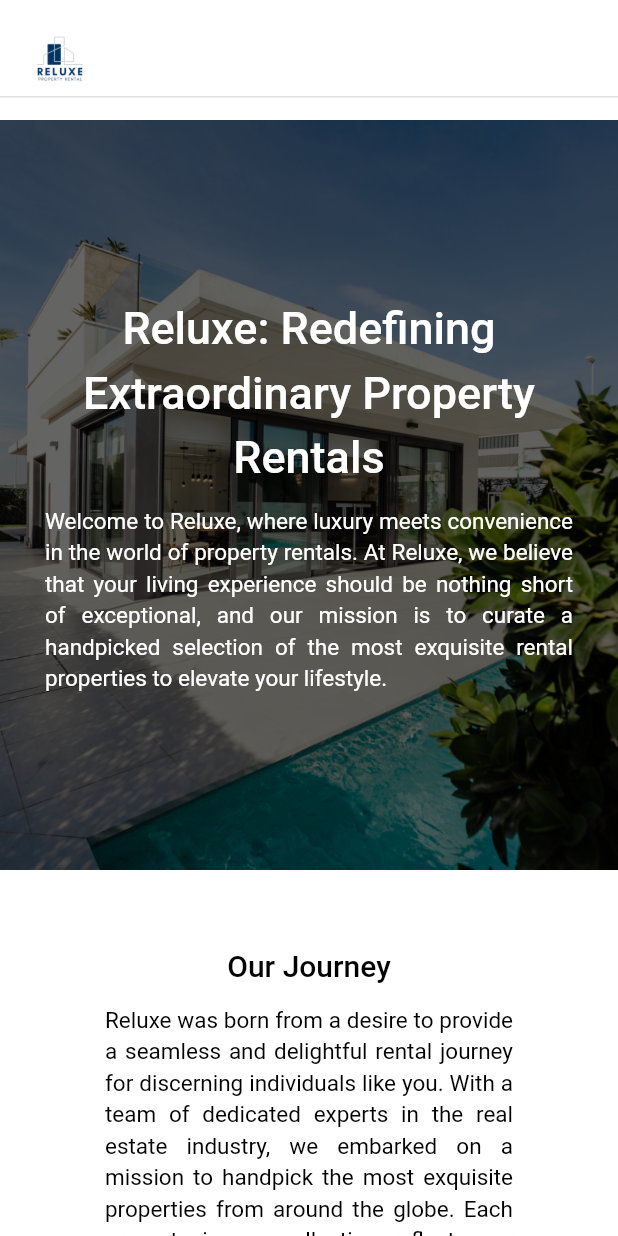
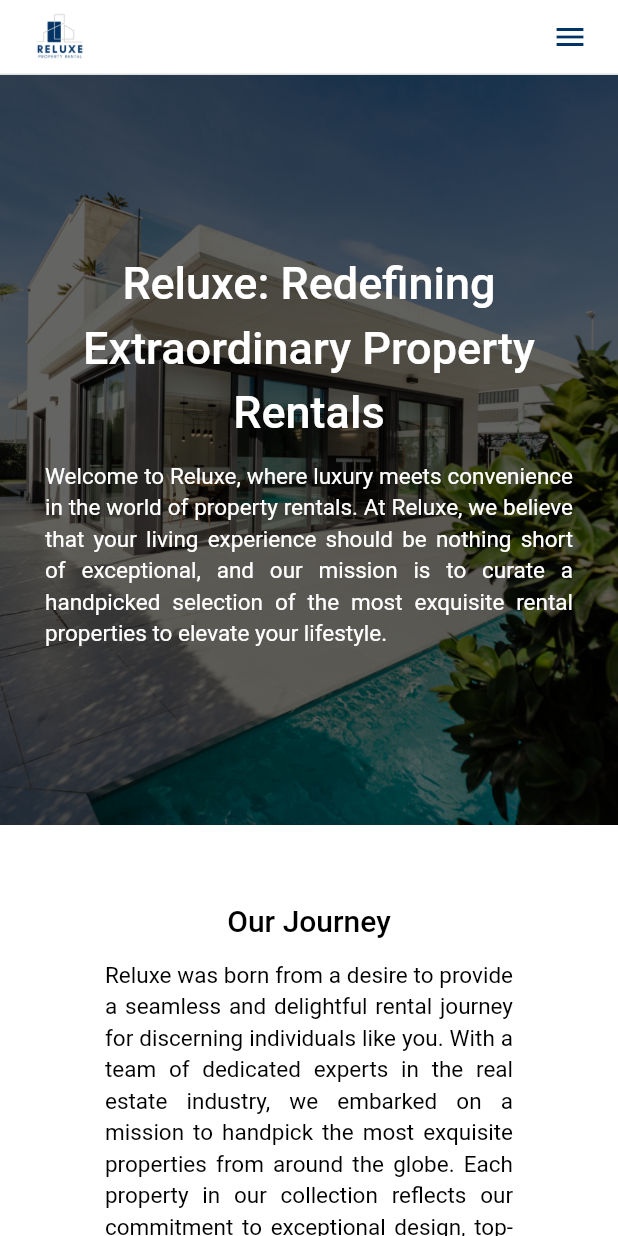
Before and after one commit to nkcardel/reluxe_website, a Flutter app: the AboutPage screen opened by its route, on a phone screen of 412 x 824 dp. Run offline on Flutter 3.47's test engine with Material 2 defaults, Android fonts, the light colour scheme and no system bars; drawn by our look-alikes of dropdown_button2; our stand-ins replace flutter_svg, go_router, shared_preferences; accounts and stored records are empty.

Commit message:
mobile navbar

```diff
--- a/lib/constants.dart
+++ b/lib/constants.dart
@@ -55,7 +55,7 @@
   backgroundColor: MaterialStateProperty.all<Color>(Colors.transparent),
   shape: MaterialStateProperty.all<RoundedRectangleBorder>(
     RoundedRectangleBorder(
-      borderRadius: BorderRadius.circular(5), // Set the corner radius
+      borderRadius: BorderRadius.circular(8), // Set the corner radius
     ),
   ),
   side: MaterialStateProperty.all<BorderSide>(
--- a/lib/navbar.dart
+++ b/lib/navbar.dart
@@ -1,5 +1,6 @@
 // ignore_for_file: prefer_const_constructors
 
+import 'package:dropdown_button2/dropdown_button2.dart';
 import 'package:flutter/material.dart';
 import 'package:go_router/go_router.dart';
 import 'package:provider/provider.dart';
@@ -21,7 +22,8 @@
 
   @override
   Widget build(BuildContext context) {
-    final provider = Provider.of<NavBarProvider>(context);
+    double w = MediaQuery.of(context).size.width;
+    double h = MediaQuery.of(context).size.height;
     return Container(
       height: Responsive.isDesktop(context) ? 80 : 50,
       decoration: BoxDecoration(
@@ -45,7 +47,11 @@
                 height: Responsive.isDesktop(context) ? 70 : 40,
               ),
             ),
-            if (!Responsive.isMobile(context)) navBarItems(),
+            Responsive.isDesktop(context)
+                ? navBarItems()
+                : Responsive.isTablet(context)
+                    ? subMenu(w, h)
+                    : subMenu(w, h),
           ],
         ),
       ),
@@ -137,4 +143,119 @@
       ),
     );
   }
+
+  Widget subMenu(double width, double height) {
+    return DropdownButtonHideUnderline(
+      child: DropdownButton2(
+        customButton: const Icon(
+          Icons.menu,
+          color: blueColor,
+        ),
+        items: [
+          ...SubMenuItems.firstItems.map(
+            (item) => DropdownMenuItem<SubMenuItem>(
+              value: item,
+              child: SubMenuItems.buildItem(item, context),
+            ),
+          ),
+          const DropdownMenuItem<Widget>(
+              enabled: false, child: SizedBox(height: 0)),
+          ...SubMenuItems.secondItems.map(
+            (item) => DropdownMenuItem<SubMenuItem>(
+              value: item,
+              child: SubMenuItems.buildItem(item, context),
+            ),
+          ),
+          const DropdownMenuItem<Widget>(
+              enabled: false, child: SizedBox(height: 0)),
+        ],
+        onChanged: (value) {
+          SubMenuItems.onChanged(context, value! as SubMenuItem);
+        },
+        dropdownStyleData: DropdownStyleData(
+          width: width,
+          padding: const EdgeInsets.symmetric(vertical: 6),
+          decoration: BoxDecoration(
+            borderRadius: BorderRadius.circular(4),
+            color: Colors.white, //Colors.blue.shade900,
+          ),
+          offset: const Offset(0, -15),
+        ),
+        menuItemStyleData: MenuItemStyleData(
+          customHeights: [
+            ...List<double>.filled(SubMenuItems.firstItems.length, 48),
+            10,
+            ...List<double>.filled(SubMenuItems.secondItems.length, 48),
+            15,
+          ],
+          padding: const EdgeInsets.only(left: 16, right: 16),
+        ),
+      ),
+    );
+  }
 }
+
+class SubMenuItem {
+  const SubMenuItem({
+    required this.text,
+  });
+
+  final String text;
+}
+
+abstract class SubMenuItems {
+  static const List<SubMenuItem> firstItems = [
+    home,
+    properties,
+    about,
+  ];
+
+  static const List<SubMenuItem> secondItems = [login];
+
+  static const home = SubMenuItem(text: 'Home');
+  static const properties = SubMenuItem(text: 'Properties');
+  static const about = SubMenuItem(text: 'About');
+  static const login = SubMenuItem(text: 'Login / Sign up');
+
+  static Widget buildItem(SubMenuItem item, BuildContext context) {
+    double w = MediaQuery.of(context).size.width; // Set the width
+
+    return item.text != 'Login / Sign up'
+        ? SizedBox(
+            width: w,
+            height: 45,
+            child: Align(
+              alignment: Alignment.centerLeft,
+              child: BodyText(
+                text: item.text,
+              ),
+            ),
+          )
+        : SizedBox(
+            width: w,
+            height: 45,
+            child: ElevatedButton(
+                style: borderButtonStyle,
+                onPressed: () {},
+                child: BodyText(
+                  text: item.text,
+                  textColor: blueColor,
+                  fontWeight: FontWeight.w500,
+                )),
+          );
+  }
+
+  static void onChanged(BuildContext context, SubMenuItem item) {
+    switch (item) {
+      case SubMenuItems.home:
+        GoRouter.of(context).go('/');
+        break;
+      case SubMenuItems.properties:
+        GoRouter.of(context).go('/properties');
+        break;
+      case SubMenuItems.about:
+        GoRouter.of(context).go('/about');
+        break;
+    }
+  }
+}
--- a/lib/screens/about.dart
+++ b/lib/screens/about.dart
@@ -33,7 +33,7 @@
 
     return Scaffold(
       appBar: AppBar(
-        toolbarHeight: 80.0,
+        toolbarHeight: Responsive.isDesktop(context) ? 80 : 50,
         elevation: 4,
         titleSpacing: 0,
         title: NavBar(),
--- a/lib/screens/properties.dart
+++ b/lib/screens/properties.dart
@@ -23,7 +23,7 @@
   Widget build(BuildContext context) {
     return Scaffold(
       appBar: AppBar(
-        toolbarHeight: 80.0,
+        toolbarHeight: Responsive.isDesktop(context) ? 80 : 50,
         elevation: 4,
         titleSpacing: 0,
         title: NavBar(),
--- a/lib/screens/property_unit.dart
+++ b/lib/screens/property_unit.dart
@@ -17,7 +17,7 @@
   Widget build(BuildContext context) {
     return Scaffold(
       appBar: AppBar(
-        toolbarHeight: 80.0,
+        toolbarHeight: Responsive.isDesktop(context) ? 80 : 50,
         elevation: 4,
         titleSpacing: 0,
         title: NavBar(),
```
